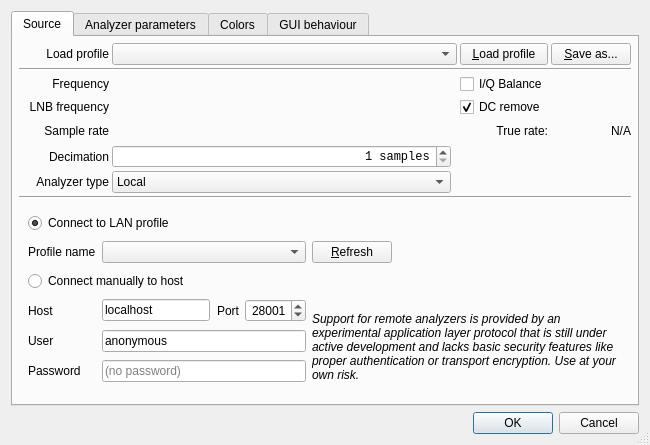
Before: the Qt Designer form ui/Config.ui in BatchDrake/SigDigger, drawn with Qt 5.
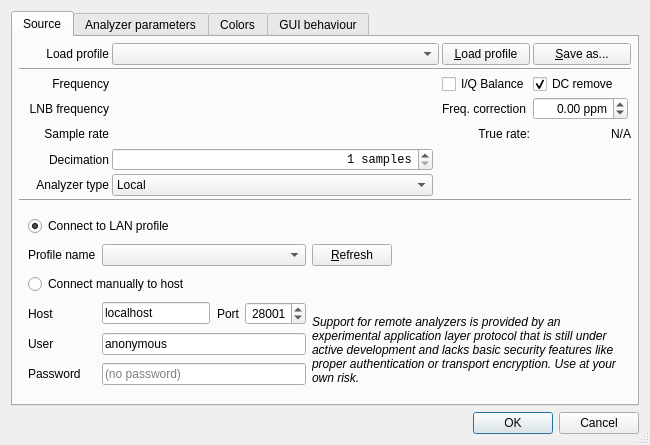
After: the same form once the commit is applied. Custom widgets are drawn as their Qt base class.

Commit message: Add support for source frequency correction

```diff
--- a/ui/Config.ui
+++ b/ui/Config.ui
@@ -144,16 +144,6 @@
          </property>
         </widget>
        </item>
-       <item row="4" column="4" colspan="3">
-        <widget class="QCheckBox" name="removeDCCheck">
-         <property name="text">
-          <string>DC remove</string>
-         </property>
-         <property name="checked">
-          <bool>true</bool>
-         </property>
-        </widget>
-       </item>
        <item row="4" column="0">
         <widget class="QLabel" name="label_20">
          <property name="text">
@@ -787,6 +777,39 @@
          </widget>
         </widget>
        </item>
+       <item row="3" column="5">
+        <widget class="QCheckBox" name="removeDCCheck">
+         <property name="text">
+          <string>DC remove</string>
+         </property>
+         <property name="checked">
+          <bool>true</bool>
+         </property>
+        </widget>
+       </item>
+       <item row="4" column="4">
+        <widget class="QLabel" name="label_46">
+         <property name="text">
+          <string>Freq. correction</string>
+         </property>
+        </widget>
+       </item>
+       <item row="4" column="5">
+        <widget class="QDoubleSpinBox" name="ppmSpinBox">
+         <property name="alignment">
+          <set>Qt::AlignRight|Qt::AlignTrailing|Qt::AlignVCenter</set>
+         </property>
+         <property name="suffix">
+          <string> ppm</string>
+         </property>
+         <property name="minimum">
+          <double>-100.000000000000000</double>
+         </property>
+         <property name="maximum">
+          <double>100.000000000000000</double>
+         </property>
+        </widget>
+       </item>
       </layout>
      </widget>
      <widget class="QWidget" name="tab_2">
```
The commit also changes 12 other files.
